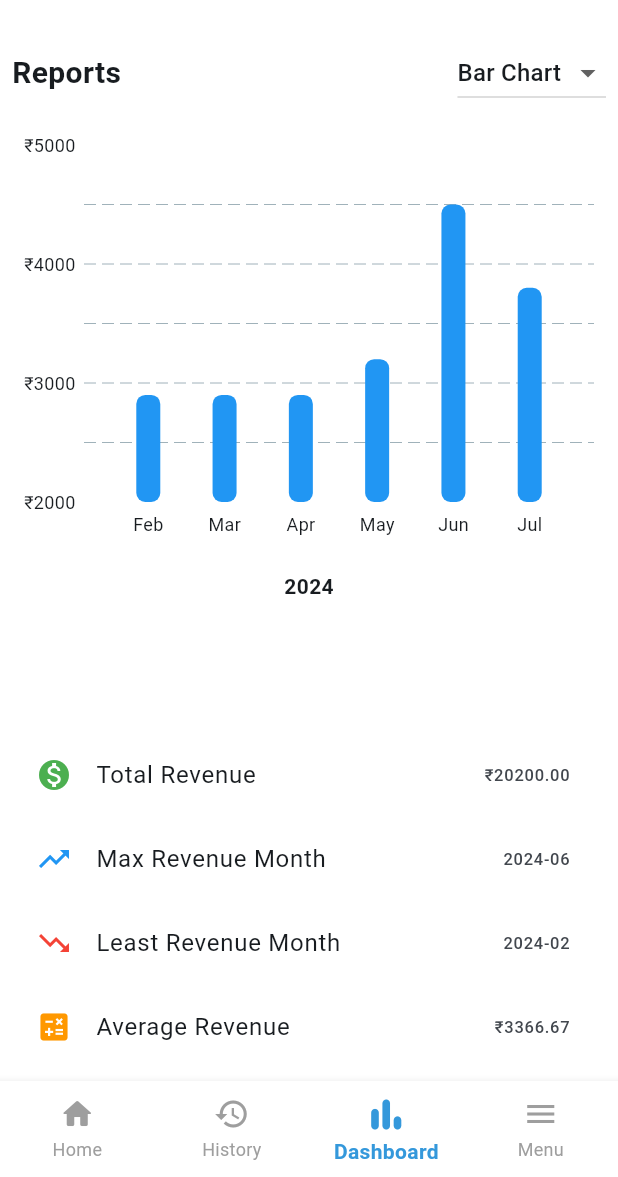
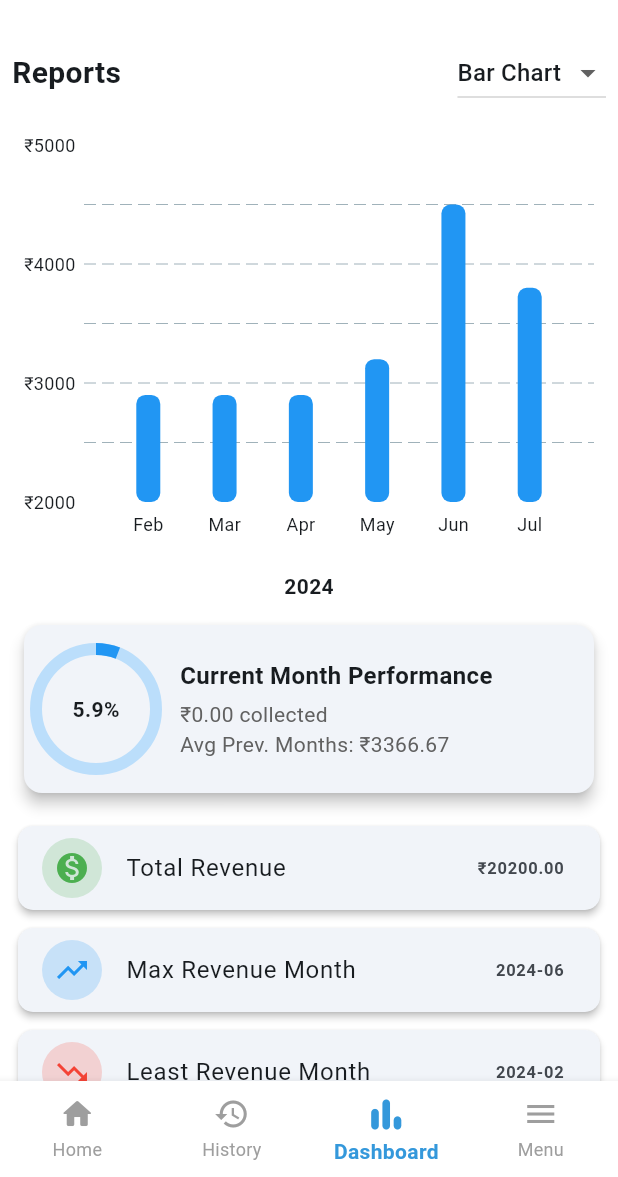
Before and after one commit to IamSamyak/bill-generator, a Flutter app: the screen it shows after launch, item 3 of the bottom bar chosen, on a phone screen of 412 x 824 dp, the part 59-1236 px from its top. Run offline on Flutter 3.47's test engine with Material 3 defaults, Android fonts, the light colour scheme and no system bars; drawn by our look-alikes of fl_chart; our stand-ins replace flutter_dotenv, image_picker, pdf, permission_handler, share_plus; network calls fail.

Commit message:
Adding circular revenue indicator and share media

```diff
--- a/lib/main.dart
+++ b/lib/main.dart
@@ -1,5 +1,6 @@
 import 'package:bill_generator/pages/edit_details_page.dart';
 import 'package:bill_generator/pages/reports_page.dart';
+import 'package:bill_generator/pages/share_images_page.dart';
 import 'package:flutter/material.dart';
 import 'package:bill_generator/pages/home_page.dart';
 import 'package:bill_generator/pages/create_bill_page.dart';
@@ -88,6 +89,9 @@ class _MainScreenState extends State<MainScreen> {
       case 'EditDetails':
         bodyWidget = EditDetailsPage(onBack: () => _navigateToPage('Home'));
         break;
+      case 'Share-Media':
+        bodyWidget = ShareImagesPage();
+        break;
       default:
         bodyWidget = HomePage(onNavigate: _navigateToPage);
     }
--- a/lib/pages/home_page.dart
+++ b/lib/pages/home_page.dart
@@ -78,4 +78,5 @@ final _menuItems = [
   {'icon': Icons.receipt_long, 'title': 'Create Bill', 'route': 'CreateBill'},
   {'icon': Icons.print, 'title': 'Connect', 'route': 'Connect'},
   {'icon': Icons.category, 'title': 'Add Categories', 'route': 'Categories'},
+  {'icon': Icons.share, 'title': 'Share Products', 'route': 'Share-Media'},
 ];
--- a/lib/pages/reports_page.dart
+++ b/lib/pages/reports_page.dart
@@ -28,17 +28,45 @@ class _ReportsPageState extends State<ReportsPage> {
   @override
   Widget build(BuildContext context) {
     Map<String, double> monthlyRevenue = calculateMonthlyRevenue();
-    double totalRevenue = monthlyRevenue.values.fold(0, (sum, amount) => sum + amount);
-    double averageRevenue = monthlyRevenue.isNotEmpty ? totalRevenue / monthlyRevenue.length : 0;
+    double totalRevenue = monthlyRevenue.values.fold(
+      0,
+      (sum, amount) => sum + amount,
+    );
+    double averageRevenue =
+        monthlyRevenue.isNotEmpty ? totalRevenue / monthlyRevenue.length : 0;
 
-    String maxRevenueMonth = monthlyRevenue.isNotEmpty
-        ? monthlyRevenue.entries.reduce((a, b) => a.value > b.value ? a : b).key
+    String maxRevenueMonth =
+        monthlyRevenue.isNotEmpty
+            ? monthlyRevenue.entries
+                .reduce((a, b) => a.value > b.value ? a : b)
+                .key
             : "N/A";
-    String minRevenueMonth = monthlyRevenue.isNotEmpty
-        ? monthlyRevenue.entries.reduce((a, b) => a.value < b.value ? a : b).key
+    String minRevenueMonth =
+        monthlyRevenue.isNotEmpty
+            ? monthlyRevenue.entries
+                .reduce((a, b) => a.value < b.value ? a : b)
+                .key
             : "N/A";
 
-    return Column(
+    // Calculate current month key and revenue
+    DateTime now = DateTime.now();
+    String currentMonthKey =
+        "${now.year}-${now.month.toString().padLeft(2, '0')}";
+    double currentMonthRevenue = monthlyRevenue[currentMonthKey] ?? 0;
+
+    // Average of previous months (excluding current)
+    List<String> previousMonths =
+        monthlyRevenue.keys.where((k) => k != currentMonthKey).toList();
+    double avgPreviousRevenue =
+        previousMonths.isNotEmpty
+            ? previousMonths
+                    .map((k) => monthlyRevenue[k]!)
+                    .reduce((a, b) => a + b) /
+                previousMonths.length
+            : 0;
+
+    return SingleChildScrollView( // Wrap the entire page in a scrollable view
+      child: Column(
         children: [
           Padding(
             padding: const EdgeInsets.all(8.0),
@@ -57,20 +85,32 @@ class _ReportsPageState extends State<ReportsPage> {
                     });
                   },
                   items: const [
-                  DropdownMenuItem(value: "Bar Chart", child: Text("Bar Chart")),
-                  DropdownMenuItem(value: "Line Chart", child: Text("Line Chart")),
+                    DropdownMenuItem(
+                      value: "Bar Chart",
+                      child: Text("Bar Chart"),
+                    ),
+                    DropdownMenuItem(
+                      value: "Line Chart",
+                      child: Text("Line Chart"),
+                    ),
                   ],
                 ),
               ],
             ),
           ),
-        Expanded(
-          child: selectedChartType == "Bar Chart"
+          selectedChartType == "Bar Chart"
               ? BarChartWidget(monthlyRevenue: monthlyRevenue)
               : LineChartWidget(monthlyRevenue: monthlyRevenue),
+          GraphDescription(
+            totalRevenue: totalRevenue,
+            maxRevenueMonth: maxRevenueMonth,
+            minRevenueMonth: minRevenueMonth,
+            averageRevenue: averageRevenue,
+            currentMonthRevenue: currentMonthRevenue,
+            avgPreviousRevenue: avgPreviousRevenue,
           ),
-        graph_description(totalRevenue: totalRevenue, maxRevenueMonth: maxRevenueMonth, minRevenueMonth: minRevenueMonth, averageRevenue: averageRevenue),
         ],
+      ),
     );
   }
 }
--- /dev/null
+++ b/lib/pages/share_images_page.dart
@@ -0,0 +1,87 @@
+import 'package:flutter/material.dart';
+import 'package:image_picker/image_picker.dart';
+import 'package:url_launcher/url_launcher.dart';
+import 'dart:io';
+
+class ShareImagesPage extends StatefulWidget {
+  @override
+  _ShareImagesPageState createState() => _ShareImagesPageState();
+}
+
+class _ShareImagesPageState extends State<ShareImagesPage> {
+  List<XFile>? _selectedImages = [];
+  List<String> contacts = [
+    '1234567890', // Replace with actual numbers
+    '9876543210', // Replace with actual numbers
+  ];
+
+  // Function to pick multiple images
+  Future<void> _pickImages() async {
+    final picker = ImagePicker();
+    final pickedFiles = await picker.pickMultiImage();
+
+    setState(() {
+      if (pickedFiles != null) {
+        _selectedImages = pickedFiles;
+      }
+    });
+  }
+
+  // Function to share images on WhatsApp
+  void _shareOnWhatsApp() async {
+    if (_selectedImages!.isEmpty) {
+      // Handle case if no images are selected
+      ScaffoldMessenger.of(context).showSnackBar(SnackBar(content: Text("Please select images first")));
+      return;
+    }
+
+    for (String contact in contacts) {
+      for (XFile image in _selectedImages!) {
+        // Construct the WhatsApp sharing URL
+        final String imagePath = image.path;
+
+        // WhatsApp URL scheme
+        final String whatsappUrl =
+            "https://wa.me/$contact?text=Check%20out%20this%20image%20$contact&attachment=$imagePath";
+
+        // Open WhatsApp with the image URL
+        if (await canLaunch(whatsappUrl)) {
+          await launch(whatsappUrl);
+        } else {
+          // Handle the error case
+          ScaffoldMessenger.of(context).showSnackBar(SnackBar(content: Text("Could not share to WhatsApp")));
+        }
+      }
+    }
+  }
+
+  @override
+  Widget build(BuildContext context) {
+    return Scaffold(
+      appBar: AppBar(title: Text('Share Images to WhatsApp')),
+      body: Column(
+        children: [
+          ElevatedButton(
+            onPressed: _pickImages,
+            child: Text('Select Images'),
+          ),
+          Expanded(
+            child: ListView.builder(
+              itemCount: _selectedImages?.length ?? 0,
+              itemBuilder: (context, index) {
+                return ListTile(
+                  leading: Image.file(File(_selectedImages![index].path)),
+                  title: Text('Image ${index + 1}'),
+                );
+              },
+            ),
+          ),
+          ElevatedButton(
+            onPressed: _shareOnWhatsApp,
+            child: Text('Share to WhatsApp'),
+          ),
+        ],
+      ),
+    );
+  }
+}
--- a/lib/widgets/graph_description.dart
+++ b/lib/widgets/graph_description.dart
@@ -1,48 +1,129 @@
 import 'package:flutter/material.dart';
 
-class graph_description extends StatelessWidget {
-  const graph_description({
+class GraphDescription extends StatelessWidget {
+  const GraphDescription({
     super.key,
     required this.totalRevenue,
     required this.maxRevenueMonth,
     required this.minRevenueMonth,
     required this.averageRevenue,
+    required this.currentMonthRevenue,
+    required this.avgPreviousRevenue,
   });
 
   final double totalRevenue;
   final String maxRevenueMonth;
   final String minRevenueMonth;
   final double averageRevenue;
+  final double currentMonthRevenue;
+  final double avgPreviousRevenue;
 
   @override
   Widget build(BuildContext context) {
-    return Padding(
-      padding: const EdgeInsets.all(8.0),
+    double percentageAchieved = avgPreviousRevenue > 0
+        ? ((currentMonthRevenue + 200) / avgPreviousRevenue).clamp(0.0, 2.0)
+        : 0.0;
+
+    return SingleChildScrollView( // Allow the whole GraphDescription to be scrollable
+      padding: const EdgeInsets.all(12.0),
       child: Column(
-        crossAxisAlignment: CrossAxisAlignment.start,
         children: [
-          ListTile(
-            leading: const Icon(Icons.monetization_on, color: Colors.green),
-            title: const Text("Total Revenue"),
-            trailing: Text("₹${totalRevenue.toStringAsFixed(2)}"),
+          Card(
+            elevation: 4,
+            shape: RoundedRectangleBorder(borderRadius: BorderRadius.circular(12)),
+            child: Padding(
+              padding: const EdgeInsets.symmetric(vertical: 16.0, horizontal: 8.0),
+              child: Row(
+                children: [
+                  Stack(
+                    alignment: Alignment.center,
+                    children: [
+                      SizedBox(
+                        width: 80,
+                        height: 80,
+                        child: CircularProgressIndicator(
+                          value: (percentageAchieved > 1.0 ? 1.0 : percentageAchieved),
+                          strokeWidth: 8,
+                          backgroundColor: Colors.blue.shade100,
+                          valueColor: const AlwaysStoppedAnimation<Color>(Colors.blue),
+                        ),
+                      ),
+                      Text(
+                        "${(percentageAchieved * 100).clamp(0, 999).toStringAsFixed(1)}%",
+                        style: const TextStyle(fontWeight: FontWeight.bold),
+                      ),
+                    ],
+                  ),
+                  const SizedBox(width: 16),
+                  Expanded(
+                    child: Column(
+                      crossAxisAlignment: CrossAxisAlignment.start,
+                      children: [
+                        const Text(
+                          "Current Month Performance",
+                          style: TextStyle(fontSize: 16, fontWeight: FontWeight.bold),
+                        ),
+                        const SizedBox(height: 4),
+                        Text(
+                          "₹${currentMonthRevenue.toStringAsFixed(2)} collected\nAvg Prev. Months: ₹${avgPreviousRevenue.toStringAsFixed(2)}",
+                          style: TextStyle(color: Colors.grey[700]),
+                        ),
+                      ],
+                    ),
+                  ),
+                ],
+              ),
+            ),
           ),
-          ListTile(
-            leading: const Icon(Icons.trending_up, color: Colors.blue),
-            title: const Text("Max Revenue Month"),
-            trailing: Text(maxRevenueMonth),
+          const SizedBox(height: 12),
+          _infoCard(
+            icon: Icons.monetization_on,
+            title: "Total Revenue",
+            value: "₹${totalRevenue.toStringAsFixed(2)}",
+            color: Colors.green,
           ),
-          ListTile(
-            leading: const Icon(Icons.trending_down, color: Colors.red),
-            title: const Text("Least Revenue Month"),
-            trailing: Text(minRevenueMonth),
+          _infoCard(
+            icon: Icons.trending_up,
+            title: "Max Revenue Month",
+            value: maxRevenueMonth,
+            color: Colors.blue,
           ),
-          ListTile(
-            leading: const Icon(Icons.calculate, color: Colors.orange),
-            title: const Text("Average Revenue"),
-            trailing: Text("₹${averageRevenue.toStringAsFixed(2)}"),
+          _infoCard(
+            icon: Icons.trending_down,
+            title: "Least Revenue Month",
+            value: minRevenueMonth,
+            color: Colors.red,
           ),
+          _infoCard(
+            icon: Icons.calculate,
+            title: "Average Revenue",
+            value: "₹${averageRevenue.toStringAsFixed(2)}",
+            color: Colors.orange,
+          ),
+          const SizedBox(height: 12),
         ],
       ),
     );
   }
+
+  Widget _infoCard({
+    required IconData icon,
+    required String title,
+    required String value,
+    required Color color,
+  }) {
+    return Card(
+      elevation: 2,
+      shape: RoundedRectangleBorder(borderRadius: BorderRadius.circular(10)),
+      margin: const EdgeInsets.symmetric(vertical: 6),
+      child: ListTile(
+        leading: CircleAvatar(
+          backgroundColor: color.withOpacity(0.2),
+          child: Icon(icon, color: color),
+        ),
+        title: Text(title),
+        trailing: Text(value, style: const TextStyle(fontWeight: FontWeight.bold)),
+      ),
+    );
+  }
 }
--- a/pubspec.yaml
+++ b/pubspec.yaml
@@ -40,6 +40,7 @@ dependencies:
   permission_handler: ^11.4.0
   http: ^0.13.6
   flutter_dotenv: ^5.1.0
+  image_picker: ^0.8.5+3
 
 dev_dependencies:
   flutter_test:
```
Also changed, not shown: pubspec.lock, 6 other files. Lines whose indentation alone changed are shown as unchanged.
